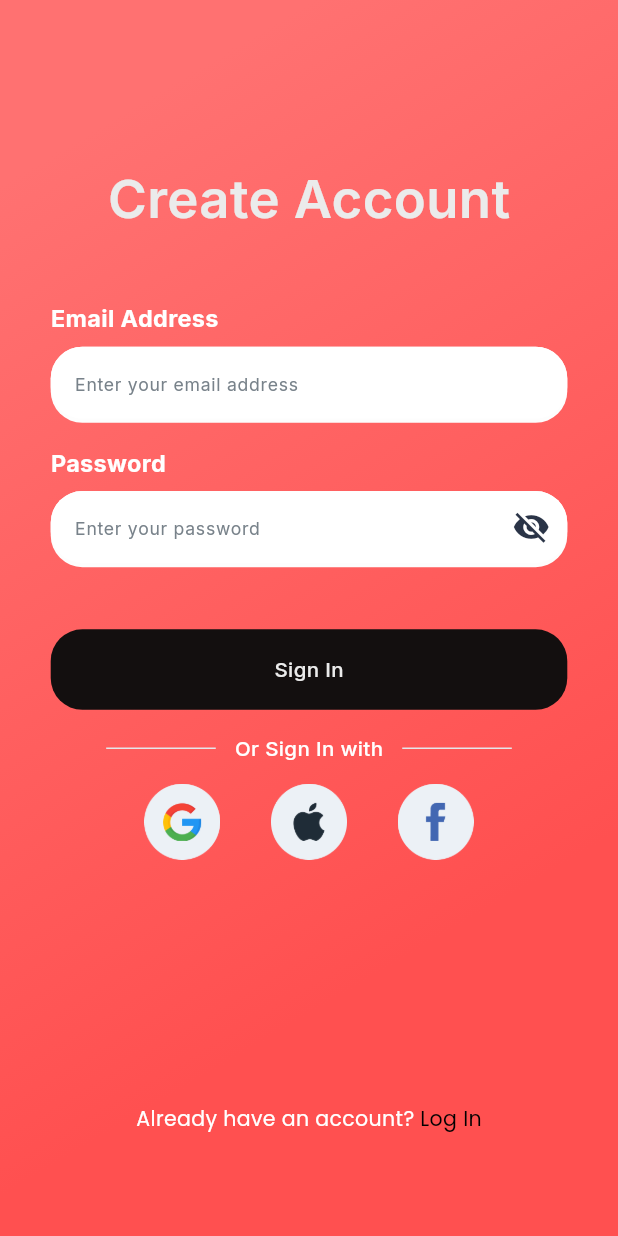
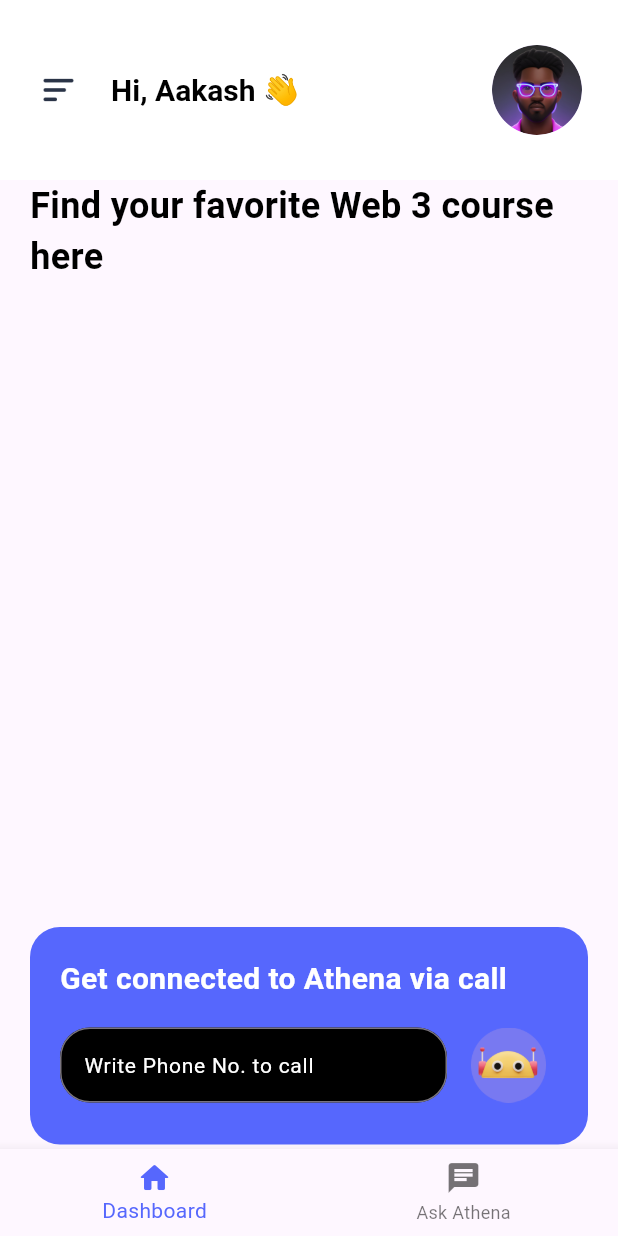
Before and after one commit to daksh1205/bit_learn, a Flutter app: the SignUpPage screen opened by its route, after a tap on "Sign In", on a phone screen of 412 x 824 dp. Run offline on Flutter 3.47's test engine with Material 3 defaults, Android fonts, the light colour scheme and no system bars; our stand-ins replace flutter_screenutil, get, google_fonts.

Commit message:
update/ dashboard and conversation done

```diff
--- a/lib/app/routes/app_pages.dart
+++ b/lib/app/routes/app_pages.dart
@@ -1,4 +1,5 @@
 import 'package:bitlearn/app/routes/app_routes.dart';
+import 'package:bitlearn/app/views/main_page.dart';
 import 'package:bitlearn/app/views/home_page.dart';
 import 'package:bitlearn/app/views/login_page.dart';
 import 'package:bitlearn/app/views/signup_page.dart';
@@ -23,5 +24,9 @@ class AppPages {
       name: Routes.HOME,
       page: HomePage.new,
     ),
+    GetPage(
+      name: Routes.DASHBOARD,
+      page: MainPage.new,
+    ),
   ];
 }
--- a/lib/app/routes/app_routes.dart
+++ b/lib/app/routes/app_routes.dart
@@ -3,4 +3,5 @@ class Routes {
     static const LOGIN = '/login';
     static const SIGNUP = '/signup';
     static const HOME = '/home';
+    static const DASHBOARD = '/dashboard';
 }
--- /dev/null
+++ b/lib/app/views/conversation_page.dart
@@ -0,0 +1,189 @@
+import 'package:bitlearn/app/api_helper.dart';
+import 'package:flutter/material.dart';
+
+class MyHomePage extends StatefulWidget {
+  @override
+  _MyHomePageState createState() => _MyHomePageState();
+}
+
+class _MyHomePageState extends State<MyHomePage> {
+  final TextEditingController _controller = TextEditingController();
+  List<Map<String, dynamic>> messages = [];
+
+  void _sendMessage() async {
+    String userInput = _controller.text;
+    if (userInput.trim().isEmpty) {
+      return;
+    }
+
+    setState(() {
+      messages.add({"text": userInput, "isUser": true});
+      _controller.clear();
+    });
+
+    try {
+      String result = await ApiHelper.sendQuery(userInput);
+      setState(() {
+        messages.add({"text": result, "isUser": false});
+      });
+    } catch (e) {
+      setState(() {
+        messages
+            .add({"text": "Failed to connect to the API: $e", "isUser": false});
+      });
+    }
+  }
+
+  @override
+  Widget build(BuildContext context) {
+    return Scaffold(
+      appBar: AppBar(
+        automaticallyImplyLeading: false,
+        toolbarHeight: 120,
+        title: Padding(
+          padding: const EdgeInsets.all(8.0),
+          child: Row(
+            children: [
+              Row(
+                children: [
+                  Image.asset('lib/app/assets/menu.png', height: 30),
+                  SizedBox(width: 20),
+                  const Text(
+                    'Hi, ',
+                    style: TextStyle(
+                        fontSize: 20,
+                        fontWeight: FontWeight.bold,
+                        color: Colors.black),
+                  ),
+                  const Text(
+                    'Aakash 👋',
+                    style: TextStyle(
+                        fontSize: 20,
+                        fontWeight: FontWeight.bold,
+                        color: Color.fromARGB(255, 0, 0, 0)),
+                  ),
+                ],
+              ),
+              Spacer(),
+              CircleAvatar(
+                radius: 30,
+                backgroundImage: AssetImage('lib/app/assets/profile.png'),
+              ),
+            ],
+          ),
+        ),
+        backgroundColor: Colors.white,
+      ),
+      body: Container(
+        child: Padding(
+          padding: const EdgeInsets.all(10.0),
+          child: Column(
+            children: <Widget>[
+              Expanded(
+                child: ListView.builder(
+                  itemCount: messages.length,
+                  itemBuilder: (context, index) {
+                    final message = messages[index];
+                    return _buildMessageTile(
+                        message['text'], message['isUser']);
+                  },
+                ),
+              ),
+              Padding(
+                padding: const EdgeInsets.symmetric(
+                    horizontal: 20.0, vertical: 10.0),
+                child: Row(
+                  children: <Widget>[
+                    Expanded(
+                      child: Container(
+                        height: 50,
+                        child: TextField(
+                          controller: _controller,
+                          decoration: InputDecoration(
+                            labelText: 'Ask me Anything!',
+                            labelStyle: TextStyle(
+                                color: Color(0xff5667FD), fontSize: 14),
+                            border: OutlineInputBorder(
+                              borderRadius: BorderRadius.circular(20),
+                              borderSide:
+                                  const BorderSide(color: Color(0xff5667FD)),
+                            ),
+                          ),
+                        ),
+                      ),
+                    ),
+                    SizedBox(width: 8),
+                    IconButton(
+                      icon: Icon(Icons.send),
+                      color: Color(0xff5667FD),
+                      onPressed: _sendMessage,
+                    ),
+                  ],
+                ),
+              ),
+            ],
+          ),
+        ),
+      ),
+    );
+  }
+
+  Widget _buildMessageTile(String text, bool isUser) {
+    return Container(
+      alignment: isUser ? Alignment.centerRight : Alignment.centerLeft,
+      child: Container(
+        padding: EdgeInsets.symmetric(vertical: 10, horizontal: 15),
+        margin: EdgeInsets.symmetric(vertical: 5, horizontal: 8),
+        decoration: BoxDecoration(
+          color:
+              isUser ? Color(0xff5667FD) : Color.fromARGB(255, 140, 151, 249),
+          borderRadius: BorderRadius.circular(12),
+        ),
+        child: _styledText(text, isUser),
+      ),
+    );
+  }
+
+  Widget _styledText(String text, bool isUser) {
+    final RegExp regex = RegExp(r'\*\*([^*]+)\*\*');
+    final TextStyle normalStyle =
+        TextStyle(fontSize: 14, color: isUser ? Colors.white : Colors.black);
+    final TextStyle boldStyle = TextStyle(
+        fontSize: 16,
+        fontWeight: FontWeight.bold,
+        color: isUser ? Colors.white : Colors.black);
+    final TextStyle headingStyle = TextStyle(
+        fontSize: 18, fontWeight: FontWeight.bold, color: Color(0xff235543));
+
+    List<Widget> children = [];
+    while (text.isNotEmpty) {
+      if (text.startsWith(regex)) {
+        final match = regex.firstMatch(text);
+        if (match != null) {
+          String boldText = match.group(1)!;
+          if (boldText.endsWith(':')) {
+            // Treat as heading
+            children.add(Text(boldText, style: headingStyle));
+          } else {
+            children.add(Text(boldText, style: boldStyle));
+          }
+          text = text.substring(match.end);
+        }
+      } else {
+        int index = text.indexOf('**');
+        if (index == -1) {
+          children.add(Text(text, style: normalStyle));
+          break;
+        } else {
+          children.add(Text(text.substring(0, index), style: normalStyle));
+          text = text.substring(index);
+        }
+      }
+    }
+
+    return Wrap(
+      alignment: isUser ? WrapAlignment.end : WrapAlignment.start,
+      children: children,
+    );
+  }
+}
--- /dev/null
+++ b/lib/app/views/dashboard_page.dart
@@ -0,0 +1,158 @@
+import 'package:bitlearn/app/api_helper.dart';
+import 'package:flutter/cupertino.dart';
+import 'package:flutter/material.dart';
+import 'package:flutter/widgets.dart';
+import 'package:http/http.dart' as http;
+import 'dart:convert';
+
+class DashboardPage extends StatefulWidget {
+  @override
+  State<DashboardPage> createState() => _DashboardPageState();
+}
+
+class _DashboardPageState extends State<DashboardPage> {
+  final TextEditingController _phoneController = TextEditingController();
+  void _handleCallButtonPressed() {
+    String phoneNumber = _phoneController.text;
+    // You should add validation of the phone number here before making the call
+    ApiHelper.makePhoneCall(phoneNumber);
+  }
+
+  @override
+  Widget build(BuildContext context) {
+    return Scaffold(
+      appBar: AppBar(
+        automaticallyImplyLeading: false,
+        toolbarHeight: 120,
+        title: Padding(
+          padding: const EdgeInsets.all(8.0),
+          child: Row(
+            children: [
+              Row(
+                children: [
+                  Image.asset('lib/app/assets/menu.png', height: 30),
+                  SizedBox(width: 20),
+                  const Text(
+                    'Hi, ',
+                    style: TextStyle(
+                        fontSize: 20,
+                        fontWeight: FontWeight.bold,
+                        color: Colors.black),
+                  ),
+                  const Text(
+                    'Aakash 👋',
+                    style: TextStyle(
+                        fontSize: 20,
+                        fontWeight: FontWeight.bold,
+                        color: Color.fromARGB(255, 0, 0, 0)),
+                  ),
+                ],
+              ),
+              Spacer(),
+              CircleAvatar(
+                radius: 30,
+                backgroundImage: AssetImage('lib/app/assets/profile.png'),
+              ),
+            ],
+          ),
+        ),
+        backgroundColor: Colors.white,
+      ),
+      body: SingleChildScrollView(
+        scrollDirection: Axis.vertical,
+        child: Column(
+          crossAxisAlignment: CrossAxisAlignment.start,
+          children: [
+            Padding(
+              padding: const EdgeInsets.only(left: 20.0, right: 30.0),
+              child: Text(
+                'Find your favorite Web 3 course here',
+                style: TextStyle(
+                    fontSize: 24,
+                    fontWeight: FontWeight.bold,
+                    color: Color.fromARGB(255, 0, 0, 0)),
+              ),
+            ),
+            SizedBox(height: 20),
+            Padding(
+              padding: const EdgeInsets.only(left: 20.0, right: 20.0),
+              child: Container(
+                child: Column(
+                  crossAxisAlignment: CrossAxisAlignment.start,
+                  children: [
+                    SizedBox(height: 10),
+                    SingleChildScrollView(
+                      scrollDirection: Axis.horizontal,
+                      child: Row(
+                        children: [],
+                      ),
+                    )
+                  ],
+                ),
+              ),
+            ),
+            SizedBox(height: 400),
+            Padding(
+              padding: const EdgeInsets.only(left: 20.0, right: 20.0),
+              child: Container(
+                decoration: BoxDecoration(
+                  color: Color(0xff5667FD),
+                  borderRadius: BorderRadius.circular(20),
+                ),
+                child: Padding(
+                  padding: const EdgeInsets.all(20.0),
+                  child: Column(
+                    crossAxisAlignment: CrossAxisAlignment.start,
+                    children: [
+                      Text("Get connected to Athena via call",
+                          style: TextStyle(
+                              fontSize: 20,
+                              fontWeight: FontWeight.bold,
+                              color: Color.fromARGB(255, 255, 255, 255))),
+                      SizedBox(height: 10),
+                      Row(
+                        children: <Widget>[
+                          Expanded(
+                            child: Container(
+                              decoration: BoxDecoration(
+                                borderRadius: BorderRadius.circular(20),
+                                color: Colors.black,
+                              ),
+                              height: 50,
+                              child: TextField(
+                                controller: _phoneController,
+                                decoration: InputDecoration(
+                                  labelText: 'Write Phone No. to call',
+                                  labelStyle: TextStyle(
+                                      color: Color.fromARGB(255, 255, 255, 255),
+                                      fontSize: 14),
+                                  border: OutlineInputBorder(
+                                    borderRadius: BorderRadius.circular(20),
+                                    borderSide: BorderSide(
+                                        color: Color.fromARGB(0, 0, 0, 0)),
+                                  ),
+                                ),
+                                keyboardType: TextInputType.phone,
+                              ),
+                            ),
+                          ),
+                          SizedBox(width: 8),
+                          IconButton(
+                            icon: Image.asset('lib/app/assets/athena.png',
+                                height: 50, width: 50),
+                            onPressed: _handleCallButtonPressed,
+                          ),
+                        ],
+                      ),
+                    ],
+                  ),
+                ),
+              ),
+            ),
+            SizedBox(height: 20),
+          ],
+        ),
+      ),
+    );
+  }
+}
--- a/lib/app/views/login_page.dart
+++ b/lib/app/views/login_page.dart
@@ -192,7 +192,9 @@ class LoginPage extends StatelessWidget {
                     borderRadius: BorderRadius.circular(
                       20.w,
                     ),
-                    onTap: () {},
+                    onTap: () {
+                      Get.toNamed(Routes.DASHBOARD);
+                    },
                     child: Center(
                       child: Text(
                         'Continue',
--- /dev/null
+++ b/lib/app/views/main_page.dart
@@ -0,0 +1,48 @@
+import 'package:bitlearn/app/views/conversation_page.dart';
+import 'package:bitlearn/app/views/dashboard_page.dart';
+import 'package:flutter/material.dart';
+
+class MainPage extends StatefulWidget {
+  @override
+  _MainPageState createState() => _MainPageState();
+}
+
+class _MainPageState extends State<MainPage> {
+  int _selectedIndex = 0;
+
+  final List<Widget> _widgetOptions = [
+    DashboardPage(),
+    MyHomePage(),
+  ];
+
+  void _onItemTapped(int index) {
+    setState(() {
+      _selectedIndex = index;
+    });
+  }
+
+  @override
+  Widget build(BuildContext context) {
+    return Scaffold(
+      body: IndexedStack(
+        index: _selectedIndex,
+        children: _widgetOptions,
+      ),
+      bottomNavigationBar: BottomNavigationBar(
+        items: const <BottomNavigationBarItem>[
+          BottomNavigationBarItem(
+            icon: Icon(Icons.home_rounded),
+            label: 'Dashboard',
+          ),
+          BottomNavigationBarItem(
+            icon: Icon(Icons.chat),
+            label: 'Ask Athena',
+          ),
+        ],
+        currentIndex: _selectedIndex,
+        selectedItemColor: Color(0xff5667FD),
+        onTap: _onItemTapped,
+      ),
+    );
+  }
+}
--- a/lib/app/views/signup_page.dart
+++ b/lib/app/views/signup_page.dart
@@ -194,7 +194,9 @@ class SignUpPage extends StatelessWidget {
                     borderRadius: BorderRadius.circular(
                       20.w,
                     ),
-                    onTap: () {},
+                    onTap: () {
+                      Get.toNamed('/dashboard');
+                    },
                     child: Center(
                       child: Text(
                         'Sign In',
```
Also changed, not shown: lib/app/api_helper.dart (added, +70 -0 lines), lib/app/assets/athena.png (added), lib/app/assets/menu.png (added), lib/app/assets/profile.png (added), 3 other files.
